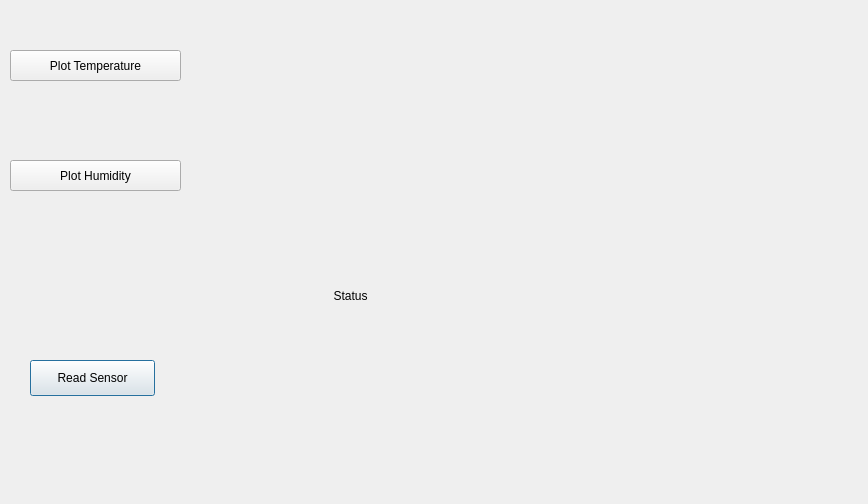
Before: the Qt Designer form project1/project1_gui.ui in mfinale/Embedded-Interface-design-class, drawn with Qt 5.
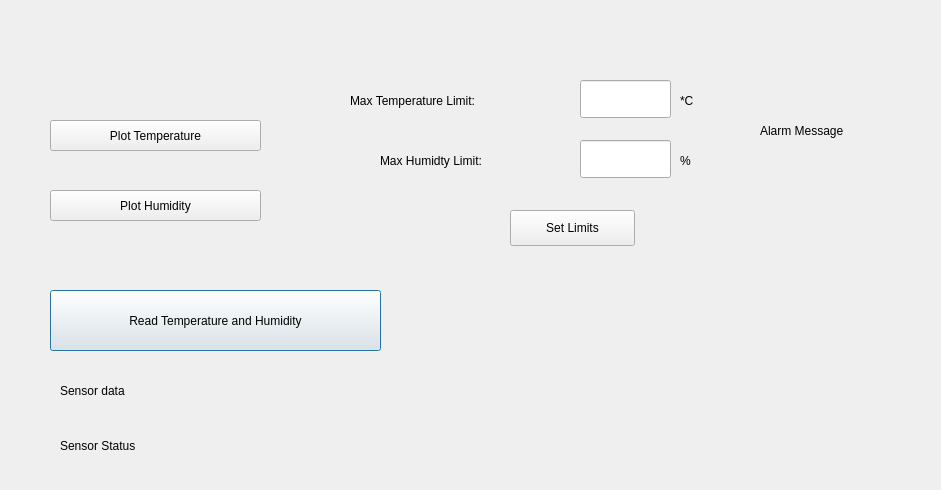
After: the same form once the commit is applied.

Commit message: added timer and  periodic sensor readings

Patch:
```diff
--- a/project1/project1_gui.ui
+++ b/project1/project1_gui.ui
@@ -6,32 +6,78 @@
    <rect>
     <x>0</x>
     <y>0</y>
-    <width>868</width>
-    <height>504</height>
+    <width>941</width>
+    <height>490</height>
    </rect>
   </property>
   <property name="windowTitle">
    <string>Dialog</string>
   </property>
-  <widget class="QPushButton" name="Readsensor">
+  <widget class="QLabel" name="read_data_out">
    <property name="geometry">
     <rect>
-     <x>30</x>
-     <y>360</y>
-     <width>125</width>
-     <height>36</height>
+     <x>60</x>
+     <y>370</y>
+     <width>811</width>
+     <height>41</height>
     </rect>
    </property>
    <property name="text">
-    <string>Read Sensor</string>
+    <string>Sensor data</string>
    </property>
   </widget>
-  <widget class="QPushButton" name="tempgraphButton">
+  <widget class="QLabel" name="status_out">
    <property name="geometry">
     <rect>
-     <x>10</x>
-     <y>50</y>
-     <width>171</width>
+     <x>60</x>
+     <y>430</y>
+     <width>811</width>
+     <height>31</height>
+    </rect>
+   </property>
+   <property name="text">
+    <string>Sensor Status</string>
+   </property>
+  </widget>
+  <widget class="QLineEdit" name="temp_limit_in">
+   <property name="geometry">
+    <rect>
+     <x>580</x>
+     <y>80</y>
+     <width>91</width>
+     <height>38</height>
+    </rect>
+   </property>
+  </widget>
+  <widget class="QLineEdit" name="hum_limit_in">
+   <property name="geometry">
+    <rect>
+     <x>580</x>
+     <y>140</y>
+     <width>91</width>
+     <height>38</height>
+    </rect>
+   </property>
+  </widget>
+  <widget class="QPushButton" name="read_data_btn">
+   <property name="geometry">
+    <rect>
+     <x>50</x>
+     <y>290</y>
+     <width>331</width>
+     <height>61</height>
+    </rect>
+   </property>
+   <property name="text">
+    <string>Read Temperature and Humidity</string>
+   </property>
+  </widget>
+  <widget class="QPushButton" name="plot_temp_btn">
+   <property name="geometry">
+    <rect>
+     <x>50</x>
+     <y>120</y>
+     <width>211</width>
      <height>31</height>
     </rect>
    </property>
@@ -42,9 +88,9 @@
   <widget class="QPushButton" name="pushButton_2">
    <property name="geometry">
     <rect>
-     <x>10</x>
-     <y>160</y>
-     <width>171</width>
+     <x>50</x>
+     <y>190</y>
+     <width>211</width>
      <height>31</height>
     </rect>
    </property>
@@ -55,17 +101,79 @@
   <widget class="QLabel" name="Statuslabel">
    <property name="geometry">
     <rect>
-     <x>200</x>
-     <y>270</y>
-     <width>301</width>
-     <height>51</height>
+     <x>760</x>
+     <y>90</y>
+     <width>171</width>
+     <height>81</height>
     </rect>
    </property>
    <property name="text">
-    <string>Status</string>
+    <string>Alarm Message</string>
    </property>
-   <property name="alignment">
-    <set>Qt::AlignCenter</set>
+  </widget>
+  <widget class="QPushButton" name="setlimits_btn">
+   <property name="geometry">
+    <rect>
+     <x>510</x>
+     <y>210</y>
+     <width>125</width>
+     <height>36</height>
+    </rect>
+   </property>
+   <property name="text">
+    <string>Set Limits</string>
+   </property>
+  </widget>
+  <widget class="QLabel" name="label_4">
+   <property name="geometry">
+    <rect>
+     <x>350</x>
+     <y>90</y>
+     <width>231</width>
+     <height>21</height>
+    </rect>
+   </property>
+   <property name="text">
+    <string>Max Temperature Limit:</string>
+   </property>
+  </widget>
+  <widget class="QLabel" name="label_5">
+   <property name="geometry">
+    <rect>
+     <x>380</x>
+     <y>150</y>
+     <width>191</width>
+     <height>21</height>
+    </rect>
+   </property>
+   <property name="text">
+    <string>Max Humidty Limit:</string>
+   </property>
+  </widget>
+  <widget class="QLabel" name="label_6">
+   <property name="geometry">
+    <rect>
+     <x>680</x>
+     <y>60</y>
+     <width>31</width>
+     <height>81</height>
+    </rect>
+   </property>
+   <property name="text">
+    <string>*C</string>
+   </property>
+  </widget>
+  <widget class="QLabel" name="label_7">
+   <property name="geometry">
+    <rect>
+     <x>680</x>
+     <y>120</y>
+     <width>31</width>
+     <height>81</height>
+    </rect>
+   </property>
+   <property name="text">
+    <string>%</string>
    </property>
   </widget>
  </widget>
```
Left out of the diff: 4 changed lines with no effect on the pictures. The commit also changes 1 other file.
